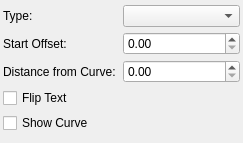
scribusproject/scribus, file scribus/ui/propertywidget_pathtextbase.ui: the form before one commit.
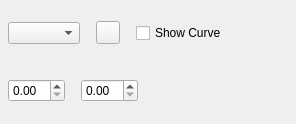
The form after the commit. Custom widgets are drawn as their Qt base class.

```diff
--- a/scribus/ui/propertywidget_pathtextbase.ui
+++ b/scribus/ui/propertywidget_pathtextbase.ui
@@ -6,73 +6,265 @@
    <rect>
     <x>0</x>
     <y>0</y>
-    <width>243</width>
-    <height>143</height>
+    <width>296</width>
+    <height>124</height>
    </rect>
   </property>
-  <layout class="QGridLayout" name="gridLayout">
+  <layout class="QVBoxLayout" name="verticalLayout">
+   <property name="spacing">
+    <number>8</number>
+   </property>
    <property name="leftMargin">
-    <number>3</number>
+    <number>8</number>
    </property>
    <property name="topMargin">
-    <number>3</number>
+    <number>8</number>
    </property>
    <property name="rightMargin">
-    <number>3</number>
+    <number>8</number>
    </property>
    <property name="bottomMargin">
-    <number>3</number>
+    <number>8</number>
    </property>
-   <property name="spacing">
-    <number>3</number>
-   </property>
-   <item row="0" column="0">
-    <widget class="QLabel" name="pathTextTypeLabel">
-     <property name="text">
-      <string>Type:</string>
+   <item>
+    <layout class="QHBoxLayout" name="horizontalLayout" stretch="0,0,0,1">
+     <property name="spacing">
+      <number>16</number>
      </property>
-    </widget>
+     <item>
+      <widget class="FormWidget" name="pathTextTypeLabel">
+       <property name="sizePolicy">
+        <sizepolicy hsizetype="Preferred" vsizetype="Minimum">
+         <horstretch>0</horstretch>
+         <verstretch>0</verstretch>
+        </sizepolicy>
+       </property>
+       <property name="label" stdset="0">
+        <string>Type</string>
+       </property>
+       <layout class="QHBoxLayout" name="horizontalLayout_2">
+        <property name="leftMargin">
+         <number>0</number>
+        </property>
+        <property name="topMargin">
+         <number>0</number>
+        </property>
+        <property name="rightMargin">
+         <number>0</number>
+        </property>
+        <property name="bottomMargin">
+         <number>0</number>
+        </property>
+        <item>
+         <widget class="QComboBox" name="pathTextType"/>
+        </item>
+       </layout>
+      </widget>
+     </item>
+     <item>
+      <widget class="FormWidget" name="flipLabel">
+       <property name="sizePolicy">
+        <sizepolicy hsizetype="Preferred" vsizetype="Minimum">
+         <horstretch>0</horstretch>
+         <verstretch>0</verstretch>
+        </sizepolicy>
+       </property>
+       <property name="label" stdset="0">
+        <string>Flip</string>
+       </property>
+       <layout class="QHBoxLayout" name="horizontalLayout_6">
+        <property name="leftMargin">
+         <number>0</number>
+        </property>
+        <property name="topMargin">
+         <number>0</number>
+        </property>
+        <property name="rightMargin">
+         <number>0</number>
+        </property>
+        <property name="bottomMargin">
+         <number>0</number>
+        </property>
+        <item>
+         <spacer name="horizontalSpacer_3">
+          <property name="orientation">
+           <enum>Qt::Orientation::Horizontal</enum>
+          </property>
+          <property name="sizeHint" stdset="0">
+           <size>
+            <width>0</width>
+            <height>20</height>
+           </size>
+          </property>
+         </spacer>
+        </item>
+        <item>
+         <widget class="QToolButton" name="flippedPathText">
+          <property name="text">
+           <string/>
+          </property>
+          <property name="checkable">
+           <bool>true</bool>
+          </property>
+         </widget>
+        </item>
+        <item>
+         <spacer name="horizontalSpacer_4">
+          <property name="orientation">
+           <enum>Qt::Orientation::Horizontal</enum>
+          </property>
+          <property name="sizeHint" stdset="0">
+           <size>
+            <width>0</width>
+            <height>20</height>
+           </size>
+          </property>
+         </spacer>
+        </item>
+       </layout>
+      </widget>
+     </item>
+     <item>
+      <widget class="FormWidget" name="curveLabel">
+       <property name="sizePolicy">
+        <sizepolicy hsizetype="Preferred" vsizetype="Minimum">
+         <horstretch>0</horstretch>
+         <verstretch>0</verstretch>
+        </sizepolicy>
+       </property>
+       <property name="label" stdset="0">
+        <string/>
+       </property>
+       <property name="preserveLabelSpace">
+        <bool>true</bool>
+       </property>
+       <layout class="QHBoxLayout" name="horizontalLayout_7">
+        <property name="leftMargin">
+         <number>0</number>
+        </property>
+        <property name="topMargin">
+         <number>0</number>
+        </property>
+        <property name="rightMargin">
+         <number>0</number>
+        </property>
+        <property name="bottomMargin">
+         <number>0</number>
+        </property>
+        <item>
+         <widget class="QCheckBox" name="showCurveCheckBox">
+          <property name="text">
+           <string>Show Curve</string>
+          </property>
+         </widget>
+        </item>
+       </layout>
+      </widget>
+     </item>
+     <item>
+      <spacer name="horizontalSpacer">
+       <property name="orientation">
+        <enum>Qt::Orientation::Horizontal</enum>
+       </property>
+       <property name="sizeHint" stdset="0">
+        <size>
+         <width>0</width>
+         <height>20</height>
+        </size>
+       </property>
+      </spacer>
+     </item>
+    </layout>
    </item>
-   <item row="0" column="1">
-    <widget class="QComboBox" name="pathTextType"/>
-   </item>
-   <item row="1" column="0">
-    <widget class="QLabel" name="startOffsetLabel">
-     <property name="text">
-      <string>Start Offset:</string>
+   <item>
+    <layout class="QHBoxLayout" name="horizontalLayout_5">
+     <property name="spacing">
+      <number>16</number>
      </property>
-    </widget>
-   </item>
-   <item row="1" column="1">
-    <widget class="ScrSpinBox" name="startOffset"/>
-   </item>
-   <item row="2" column="0">
-    <widget class="QLabel" name="distFromCurveLabel">
-     <property name="text">
-      <string>Distance from Curve:</string>
-     </property>
-    </widget>
-   </item>
-   <item row="2" column="1">
-    <widget class="ScrSpinBox" name="distFromCurve"/>
-   </item>
-   <item row="3" column="0">
-    <widget class="QCheckBox" name="flippedPathText">
-     <property name="text">
-      <string>Flip Text</string>
-     </property>
-    </widget>
-   </item>
-   <item row="4" column="0">
-    <widget class="QCheckBox" name="showCurveCheckBox">
-     <property name="text">
-      <string>Show Curve</string>
-     </property>
-    </widget>
+     <item>
+      <widget class="FormWidget" name="startOffsetLabel">
+       <property name="sizePolicy">
+        <sizepolicy hsizetype="Preferred" vsizetype="Minimum">
+         <horstretch>0</horstretch>
+         <verstretch>0</verstretch>
+        </sizepolicy>
+       </property>
+       <property name="label" stdset="0">
+        <string>Offset</string>
+       </property>
+       <layout class="QHBoxLayout" name="horizontalLayout_3">
+        <property name="leftMargin">
+         <number>0</number>
+        </property>
+        <property name="topMargin">
+         <number>0</number>
+        </property>
+        <property name="rightMargin">
+         <number>0</number>
+        </property>
+        <property name="bottomMargin">
+         <number>0</number>
+        </property>
+        <item>
+         <widget class="ScrSpinBox" name="startOffset"/>
+        </item>
+       </layout>
+      </widget>
+     </item>
+     <item>
+      <widget class="FormWidget" name="distFromCurveLabel">
+       <property name="sizePolicy">
+        <sizepolicy hsizetype="Preferred" vsizetype="Minimum">
+         <horstretch>0</horstretch>
+         <verstretch>0</verstretch>
+        </sizepolicy>
+       </property>
+       <property name="label" stdset="0">
+        <string>Distance</string>
+       </property>
+       <layout class="QHBoxLayout" name="horizontalLayout_4">
+        <property name="leftMargin">
+         <number>0</number>
+        </property>
+        <property name="topMargin">
+         <number>0</number>
+        </property>
+        <property name="rightMargin">
+         <number>0</number>
+        </property>
+        <property name="bottomMargin">
+         <number>0</number>
+        </property>
+        <item>
+         <widget class="ScrSpinBox" name="distFromCurve"/>
+        </item>
+       </layout>
+      </widget>
+     </item>
+     <item>
+      <spacer name="horizontalSpacer_2">
+       <property name="orientation">
+        <enum>Qt::Orientation::Horizontal</enum>
+       </property>
+       <property name="sizeHint" stdset="0">
+        <size>
+         <width>0</width>
+         <height>20</height>
+        </size>
+       </property>
+      </spacer>
+     </item>
+    </layout>
    </item>
   </layout>
  </widget>
  <customwidgets>
+  <customwidget>
+   <class>FormWidget</class>
+   <extends>QWidget</extends>
+   <header>ui/widgets/form_widget.h</header>
+   <container>1</container>
+  </customwidget>
   <customwidget>
    <class>ScrSpinBox</class>
    <extends>QDoubleSpinBox</extends>
```
Left out of the diff: 2 changed lines with no effect on the pictures.
